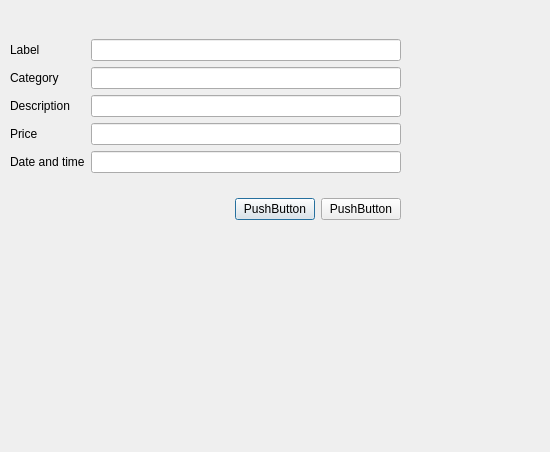
This is ExpenseCalculatorQmake/listviewelement.ui in ivantverdy/ExpensesCalculator as Qt 5 draws it before an edit. The edited form follows.
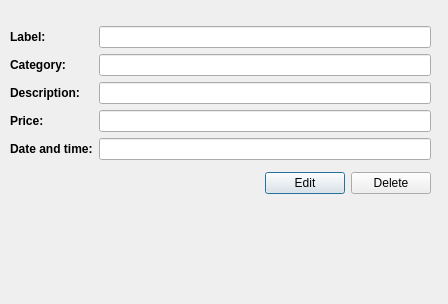
This is the edited form.

Commit message: Now you can edit each epense, if you didn't write label or text when you were adding an expense, message with sound will pop up

The edit to the form file:
```diff
--- a/ExpenseCalculatorQmake/listviewelement.ui
+++ b/ExpenseCalculatorQmake/listviewelement.ui
@@ -6,8 +6,8 @@
    <rect>
     <x>0</x>
     <y>0</y>
-    <width>550</width>
-    <height>452</height>
+    <width>448</width>
+    <height>304</height>
    </rect>
   </property>
   <property name="windowTitle">
@@ -18,8 +18,8 @@
     <rect>
      <x>10</x>
      <y>20</y>
-     <width>391</width>
-     <height>221</height>
+     <width>421</width>
+     <height>182</height>
     </rect>
    </property>
    <layout class="QVBoxLayout" name="verticalLayout_3">
@@ -29,36 +29,66 @@
        <layout class="QVBoxLayout" name="verticalLayout">
         <item>
          <widget class="QLabel" name="label">
+          <property name="font">
+           <font>
+            <family>Arial</family>
+            <bold>true</bold>
+           </font>
+          </property>
           <property name="text">
-           <string>Label</string>
+           <string>Label:</string>
           </property>
          </widget>
         </item>
         <item>
          <widget class="QLabel" name="label_2">
+          <property name="font">
+           <font>
+            <family>Arial</family>
+            <bold>true</bold>
+           </font>
+          </property>
           <property name="text">
-           <string>Category</string>
+           <string>Category:</string>
           </property>
          </widget>
         </item>
         <item>
          <widget class="QLabel" name="label_3">
+          <property name="font">
+           <font>
+            <family>Arial</family>
+            <bold>true</bold>
+           </font>
+          </property>
           <property name="text">
-           <string>Description</string>
+           <string>Description:</string>
           </property>
          </widget>
         </item>
         <item>
          <widget class="QLabel" name="label_4">
+          <property name="font">
+           <font>
+            <family>Arial</family>
+            <bold>true</bold>
+           </font>
+          </property>
           <property name="text">
-           <string>Price</string>
+           <string>Price:</string>
           </property>
          </widget>
         </item>
         <item>
          <widget class="QLabel" name="label_5">
+          <property name="font">
+           <font>
+            <family>Arial</family>
+            <bold>true</bold>
+           </font>
+          </property>
           <property name="text">
-           <string>Date and time</string>
+           <string>Date and time:</string>
           </property>
          </widget>
         </item>
@@ -103,14 +133,14 @@
       <item>
        <widget class="QPushButton" name="pushButton">
         <property name="text">
-         <string>PushButton</string>
+         <string>Edit</string>
         </property>
        </widget>
       </item>
       <item>
        <widget class="QPushButton" name="pushButton_2">
         <property name="text">
-         <string>PushButton</string>
+         <string>Delete</string>
         </property>
        </widget>
       </item>
```
Left out of the diff: 4 changed lines with no effect on the pictures. The commit also changes 41 other files.
